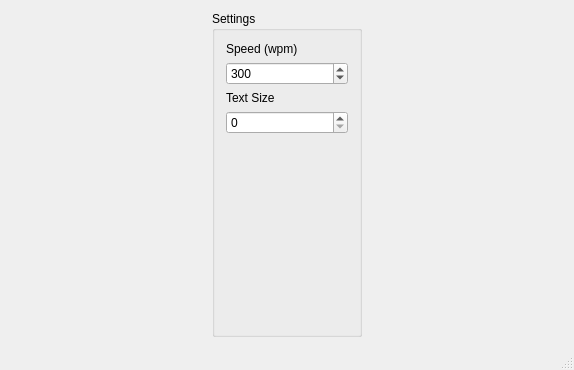
SheinH/SpeedReader, file mainwindow.ui: the form before one commit.
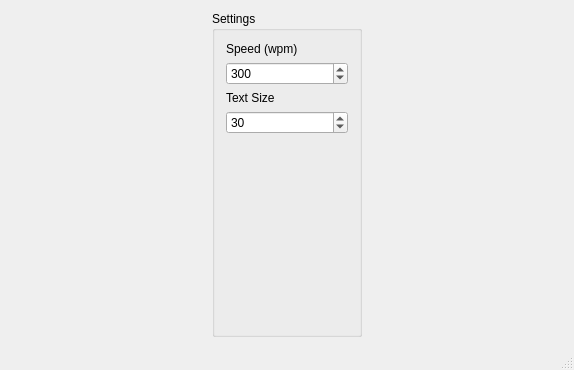
The form after the commit.

```diff
--- a/mainwindow.ui
+++ b/mainwindow.ui
@@ -70,7 +70,20 @@
         </widget>
        </item>
        <item>
-        <widget class="QSpinBox" name="spinBox_2"/>
+                                <widget class="QSpinBox" name="textSizeBox">
+                                    <property name="minimum">
+                                        <number>12</number>
+                                    </property>
+                                    <property name="maximum">
+                                        <number>80</number>
+                                    </property>
+                                    <property name="singleStep">
+                                        <number>2</number>
+                                    </property>
+                                    <property name="value">
+                                        <number>30</number>
+                                    </property>
+                                </widget>
        </item>
        <item>
         <spacer name="verticalSpacer">
```
Lines whose indentation alone changed are shown as unchanged.
